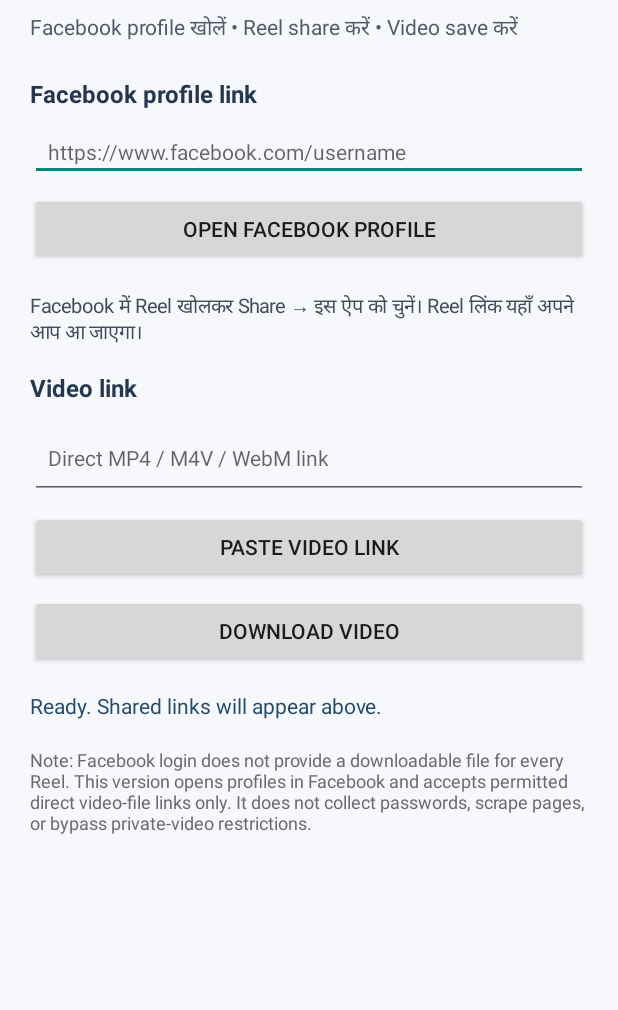
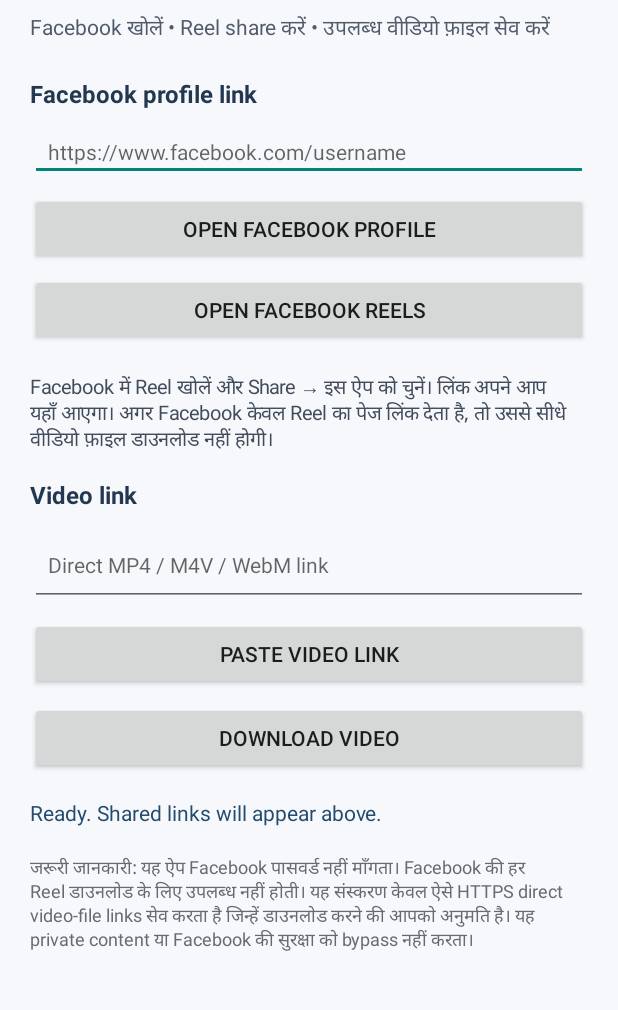
Before and after one commit to nagaradi/jdhehs, an Android app: the screen it shows after launch (MainActivity), on a phone screen of 412 x 824 dp, the part 87-1097 px from its top. Run offline under Robolectric (Android 15) with nearby library versions, the phone set to English and light mode, and no system bars.

Commit message:
Improve Facebook Reels navigation and download guidance

```diff
--- a/app/src/main/java/com/example/myvideodownloader/MainActivity.java
+++ b/app/src/main/java/com/example/myvideodownloader/MainActivity.java
@@ -52,7 +52,7 @@ public class MainActivity extends Activity {
         add(page, title, 0);
 
         TextView subtitle = new TextView(this);
-        subtitle.setText("Facebook profile खोलें • Reel share करें • Video save करें");
+        subtitle.setText("Facebook खोलें • Reel share करें • उपलब्ध वीडियो फ़ाइल सेव करें");
         subtitle.setTextSize(14);
         subtitle.setTextColor(Color.rgb(80, 90, 105));
         add(page, subtitle, 8);
@@ -76,8 +76,13 @@ public class MainActivity extends Activity {
         openProfile.setOnClickListener(v -> openFacebookProfile());
         add(page, openProfile, 8);
 
+        Button openReels = new Button(this);
+        openReels.setText("Open Facebook Reels");
+        openReels.setOnClickListener(v -> openFacebookReels());
+        add(page, openReels, 6);
+
         TextView howTo = new TextView(this);
-        howTo.setText("Facebook में Reel खोलकर Share → इस ऐप को चुनें। Reel लिंक यहाँ अपने आप आ जाएगा।");
+        howTo.setText("Facebook में Reel खोलें और Share → इस ऐप को चुनें। लिंक अपने आप यहाँ आएगा। अगर Facebook केवल Reel का पेज लिंक देता है, तो उससे सीधे वीडियो फ़ाइल डाउनलोड नहीं होगी।");
         howTo.setTextSize(13);
         howTo.setTextColor(Color.rgb(65, 75, 90));
         add(page, howTo, 18);
@@ -113,7 +118,7 @@ public class MainActivity extends Activity {
         add(page, status, 16);
 
         TextView note = new TextView(this);
-        note.setText("Note: Facebook login does not provide a downloadable file for every Reel. This version opens profiles in Facebook and accepts permitted direct video-file links only. It does not collect passwords, scrape pages, or bypass private-video restrictions.");
+        note.setText("जरूरी जानकारी: यह ऐप Facebook पासवर्ड नहीं माँगता। Facebook की हर Reel डाउनलोड के लिए उपलब्ध नहीं होती। यह संस्करण केवल ऐसे HTTPS direct video-file links सेव करता है जिन्हें डाउनलोड करने की आपको अनुमति है। यह private content या Facebook की सुरक्षा को bypass नहीं करता।");
         note.setTextSize(12);
         note.setTextColor(Color.rgb(105, 105, 115));
         add(page, note, 18);
@@ -143,6 +148,15 @@ public class MainActivity extends Activity {
             setStatus("Facebook profile browser/app mein khul raha hai. Reel ko Share karke is app mein bhejein.");
         } catch (Exception e) {
             setStatus("Facebook link open nahi ho saka.");
+        }
+    }
+
+    private void openFacebookReels() {
+        try {
+            startActivity(new Intent(Intent.ACTION_VIEW, Uri.parse("https://www.facebook.com/reel/")));
+            setStatus("Facebook Reels खुल रहा है। Reel को Share करके इस ऐप में भेजें।");
+        } catch (Exception e) {
+            setStatus("Facebook Reels नहीं खुल सका।");
         }
     }
 
```
